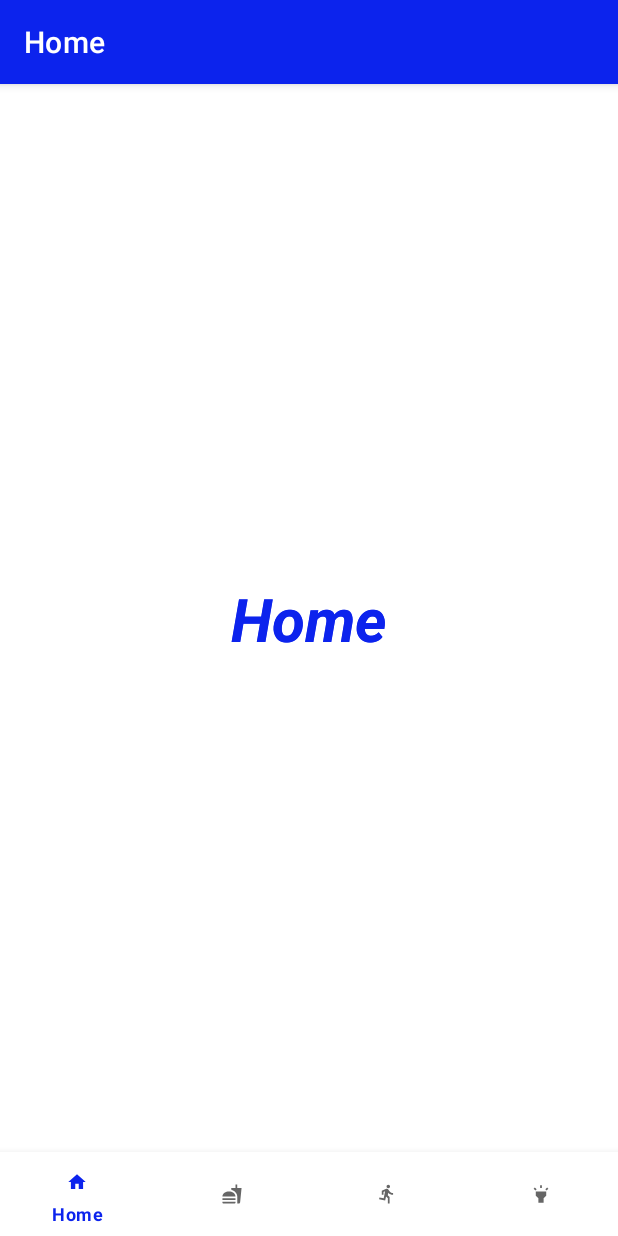
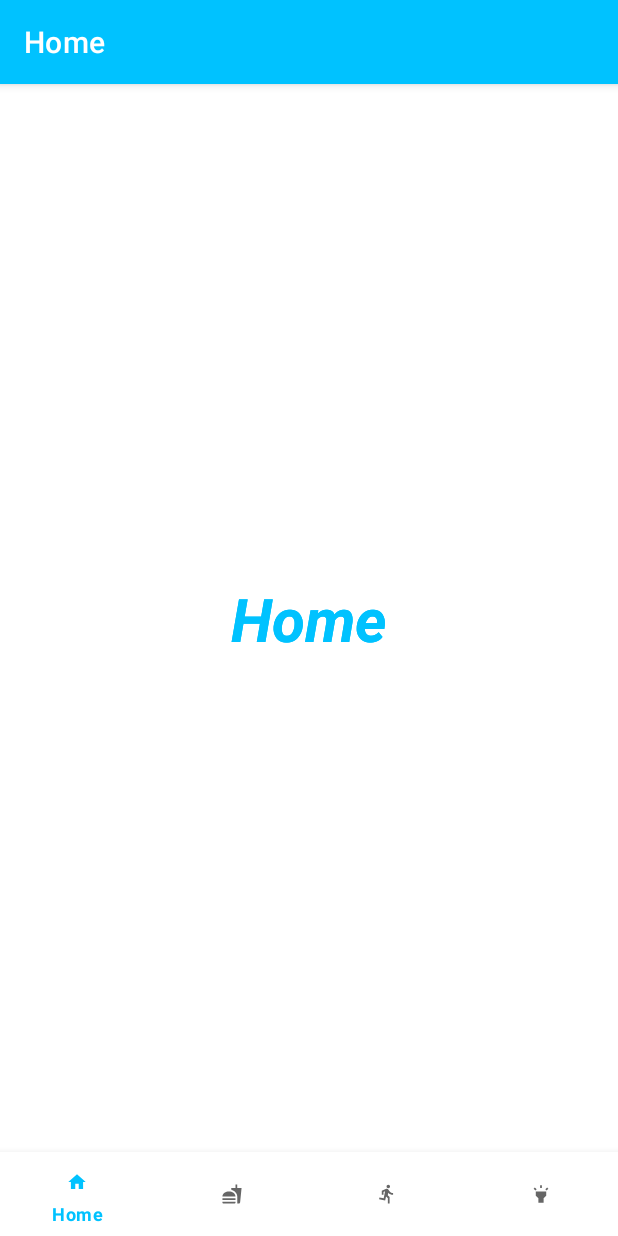
Before and after one commit to ErikHillard/HealthApp, an Android app: the screen it shows after launch (MainActivity), on a phone screen of 412 x 824 dp. Run offline under Robolectric (Android 15) with nearby library versions, the phone set to English and light mode, and no system bars.

Commit message:
Changed the colors again

```diff
--- a/app/src/main/res/values/colors.xml
+++ b/app/src/main/res/values/colors.xml
@@ -9,7 +9,7 @@
     <color name="white">#FFFFFFFF</color>
     <color name="red">#FF0000</color>
     <color name="blue">#0000FF</color>
-    <color name="colorPrimary">#0c23ed</color>
-    <color name="colorAccent">#4c5adc</color>
+    <color name="colorPrimary">#00C2FF</color>
+    <color name="colorAccent">#000000</color>
     <color name="colorPrimaryDark">#FF018786</color>
 </resources>
```
